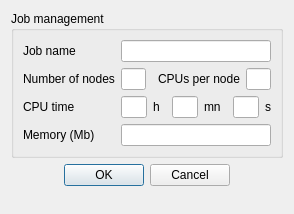
Qt form gui/Pages/BatchRunningPBSJobManagementDialogForm.ui (code-saturne/code_saturne) before a commit.
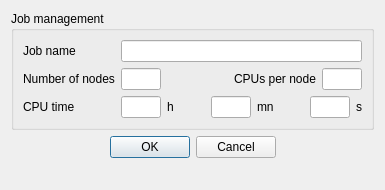
The same form after that commit.

Commit message: Remove memory usage field from PBS batch template and fix handling of PBS batch directives by GUI.

Patch:
```diff
--- a/gui/Pages/BatchRunningPBSJobManagementDialogForm.ui
+++ b/gui/Pages/BatchRunningPBSJobManagementDialogForm.ui
@@ -5,8 +5,8 @@
    <rect>
     <x>0</x>
     <y>0</y>
-    <width>290</width>
-    <height>214</height>
+    <width>385</width>
+    <height>190</height>
    </rect>
   </property>
   <property name="windowTitle" >
@@ -42,13 +42,6 @@
           </property>
          </widget>
         </item>
-        <item>
-         <widget class="QLabel" name="label_8" >
-          <property name="text" >
-           <string>Memory (Mb)</string>
-          </property>
-         </widget>
-        </item>
        </layout>
       </item>
       <item>
@@ -181,9 +174,6 @@
           </item>
          </layout>
         </item>
-        <item>
-         <widget class="QLineEdit" name="lineEditMemory" />
-        </item>
        </layout>
       </item>
      </layout>
```
The commit also changes 4 other files.
